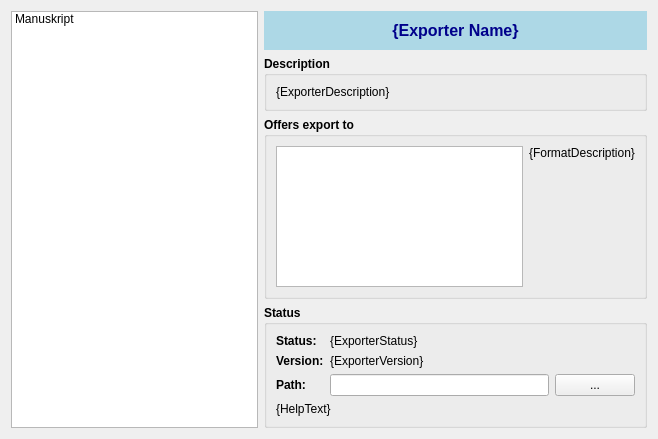
The window that manuskript/ui/exporters/exportersManager_ui.ui (olivierkes/manuskript) describes before a commit, drawn with Qt 5.
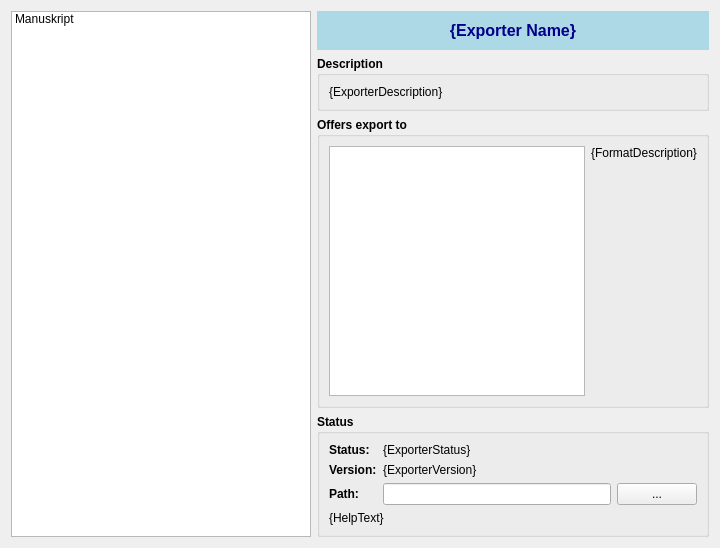
The same window after the commit.

```diff
--- a/manuskript/ui/exporters/exportersManager_ui.ui
+++ b/manuskript/ui/exporters/exportersManager_ui.ui
@@ -6,8 +6,8 @@
    <rect>
     <x>0</x>
     <y>0</y>
-    <width>658</width>
-    <height>439</height>
+    <width>720</width>
+    <height>548</height>
    </rect>
   </property>
   <property name="windowTitle">
@@ -110,7 +110,14 @@
         </property>
         <layout class="QHBoxLayout" name="horizontalLayout">
          <item>
-          <widget class="QListWidget" name="lstExportTo"/>
+          <widget class="QListWidget" name="lstExportTo">
+           <property name="sizePolicy">
+            <sizepolicy hsizetype="MinimumExpanding" vsizetype="Expanding">
+             <horstretch>0</horstretch>
+             <verstretch>0</verstretch>
+            </sizepolicy>
+           </property>
+          </widget>
          </item>
          <item>
           <widget class="QFrame" name="frame">
```
